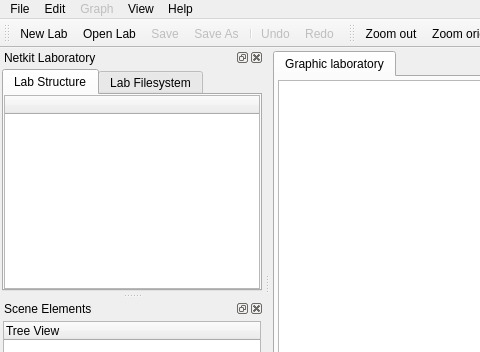
Qt form ui/main.ui (slux83/visual-netkit) before a commit; both pictures show x 0 to 480 and y 0 to 352 of the 969 by 762 pixel window.
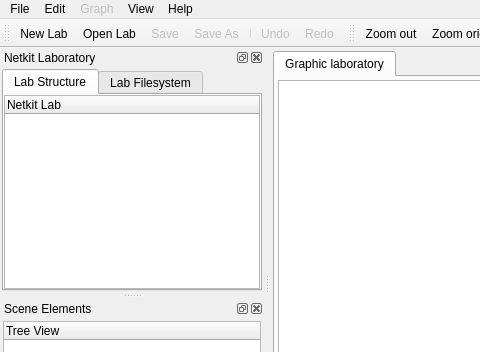
The same form after that commit. Icons and pictures are not drawn. Custom widgets are drawn as their Qt base class.

Diff of the .ui file:
```diff
--- a/ui/main.ui
+++ b/ui/main.ui
@@ -233,7 +233,7 @@
            </property>
            <column>
             <property name="text" >
-             <string> </string>
+             <string>Netkit Lab</string>
             </property>
            </column>
           </widget>
```
Left out of the diff: 2 changed lines with no effect on the pictures.
